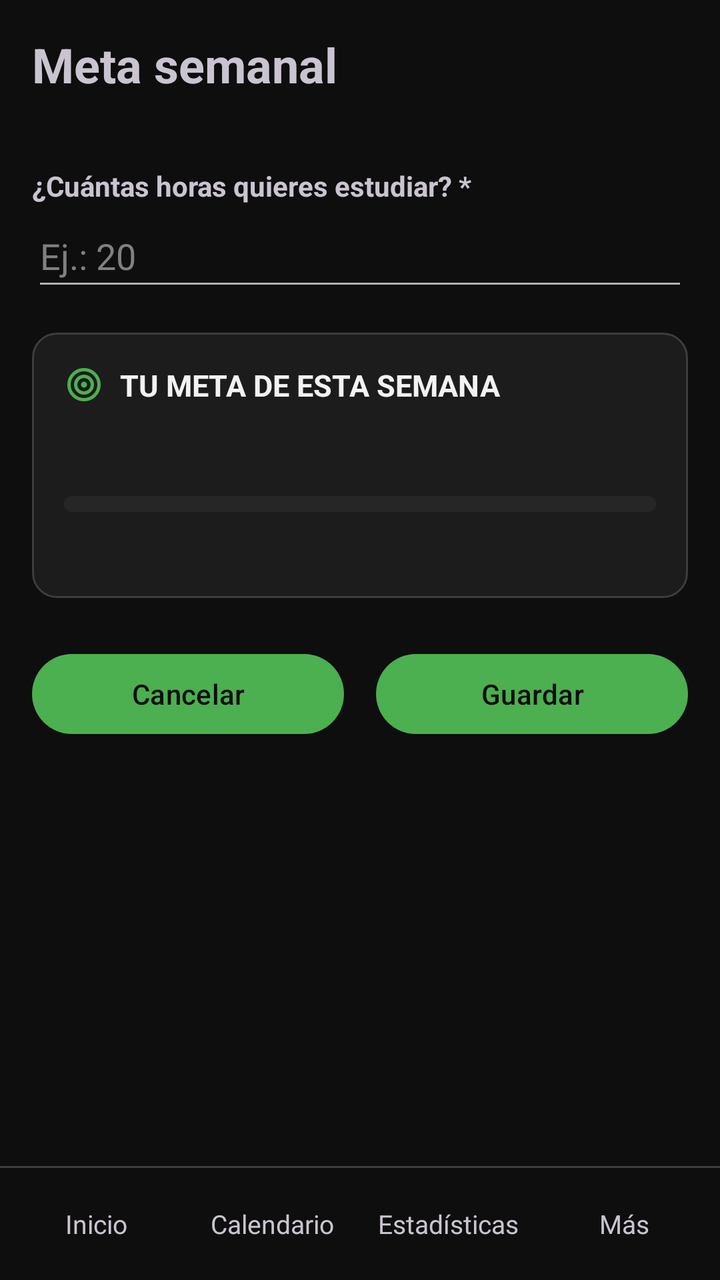
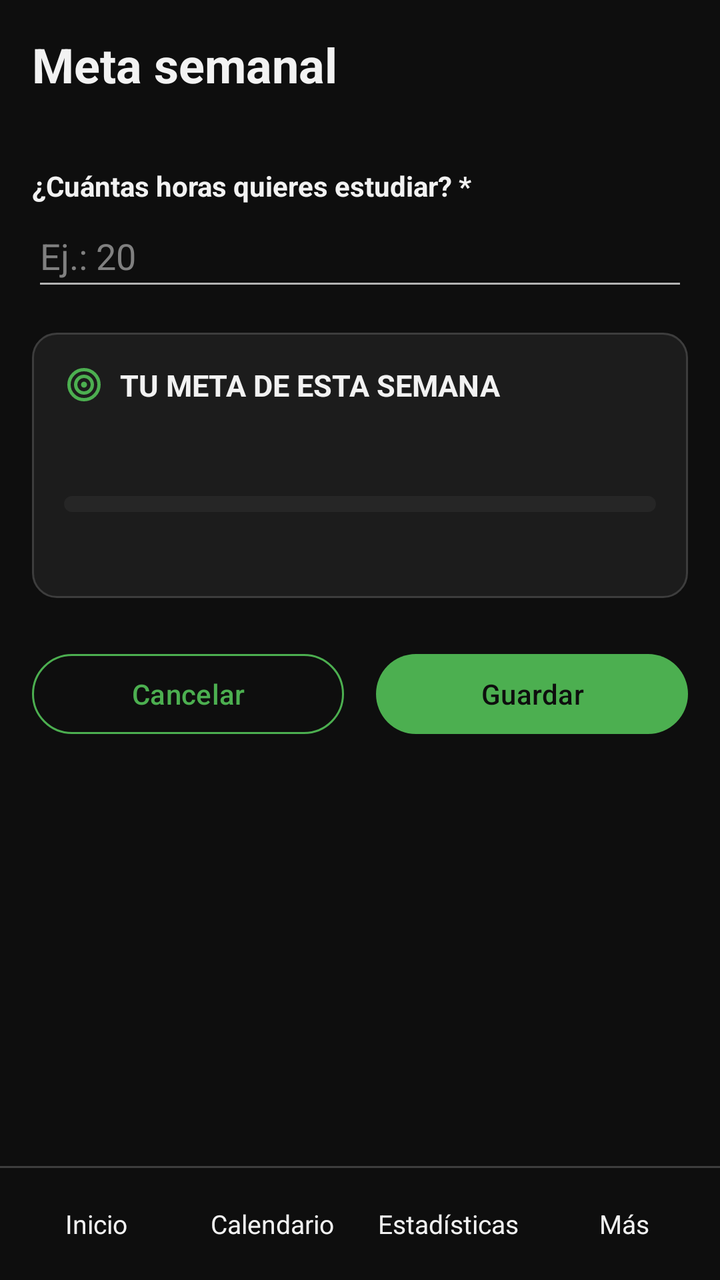

The first picture is an Android layout as it rendered before a commit; the second is the same layout after the commit. The layout source and the unified diff follow.
<!-- AndroidManifest.xml: application theme Theme.AgendaPersonal -->
<!-- res/layout/activity_meta.xml -->
<?xml version="1.0" encoding="utf-8"?>
<LinearLayout xmlns:android="http://schemas.android.com/apk/res/android"
    xmlns:tools="http://schemas.android.com/tools"
    android:id="@+id/main"
    android:layout_width="match_parent"
    android:layout_height="match_parent"
    android:orientation="vertical"
    tools:context=".vista.MetaActivity">

    
    <ScrollView
        android:layout_width="match_parent"
        android:layout_height="0dp"
        android:layout_weight="1">

        <LinearLayout
            android:layout_width="match_parent"
            android:layout_height="wrap_content"
            android:orientation="vertical"
            android:padding="16dp">

            
            <TextView
                android:layout_width="match_parent"
                android:layout_height="wrap_content"
                android:text="@string/titulo_meta"
                android:textSize="24sp"
                android:textStyle="bold" />

            
            <TextView
                android:id="@+id/tvSemana"
                android:layout_width="match_parent"
                android:layout_height="wrap_content"
                android:layout_marginBottom="16dp"
                android:textSize="14sp" />

            
            <TextView
                android:layout_width="wrap_content"
                android:layout_height="wrap_content"
                android:text="@string/etiqueta_horas"
                android:textStyle="bold" />

            <EditText
                android:id="@+id/etHoras"
                android:layout_width="match_parent"
                android:layout_height="wrap_content"
                android:layout_marginBottom="16dp"
                android:hint="@string/pista_horas"
                android:importantForAutofill="no"
                android:inputType="number"
                android:maxLength="3"
                android:minHeight="48dp" />

            
            <include layout="@layout/tarjeta_meta" />

            
            <LinearLayout
                android:layout_width="match_parent"
                android:layout_height="wrap_content"
                android:layout_marginTop="24dp"
                android:orientation="horizontal">

                <Button
                    android:id="@+id/btnCancelar"
                    android:layout_width="0dp"
                    android:layout_height="wrap_content"
                    android:layout_marginEnd="8dp"
                    android:layout_weight="1"
                    android:minHeight="48dp"
                    android:text="@string/btn_cancelar" />

                <Button
                    android:id="@+id/btnGuardar"
                    android:layout_width="0dp"
                    android:layout_height="wrap_content"
                    android:layout_marginStart="8dp"
                    android:layout_weight="1"
                    android:minHeight="48dp"
                    android:text="@string/btn_guardar" />
            </LinearLayout>
        </LinearLayout>
    </ScrollView>

    
    <include layout="@layout/menu_inferior" />
</LinearLayout>
<!-- res/layout/tarjeta_meta.xml (included above) -->
<?xml version="1.0" encoding="utf-8"?>
<LinearLayout xmlns:android="http://schemas.android.com/apk/res/android"
    android:id="@+id/tarjetaMeta"
    android:layout_width="match_parent"
    android:layout_height="wrap_content"
    android:background="@drawable/fondo_tarjeta"
    android:orientation="vertical"
    android:padding="16dp">

    
    <TextView
        android:id="@+id/tvTituloMeta"
        style="@style/TituloTarjeta"
        android:drawableStart="@drawable/ic_diana"
        android:text="@string/titulo_meta_semana" />

    
    <TextView
        android:id="@+id/tvProgreso"
        android:layout_width="match_parent"
        android:layout_height="wrap_content"
        android:textSize="28sp"
        android:textStyle="bold" />

    
    <ProgressBar
        android:id="@+id/pbMeta"
        style="?android:attr/progressBarStyleHorizontal"
        android:layout_width="match_parent"
        android:layout_height="8dp"
        android:layout_marginVertical="8dp"
        android:max="100"
        android:maxHeight="8dp"
        android:minHeight="8dp"
        android:progressDrawable="@drawable/barra_progreso" />

    
    <TextView
        android:id="@+id/tvMensajeMeta"
        android:layout_width="match_parent"
        android:layout_height="wrap_content"
        android:textSize="14sp" />
</LinearLayout>
<!-- res/layout/menu_inferior.xml (included above) -->
<?xml version="1.0" encoding="utf-8"?>
<LinearLayout xmlns:android="http://schemas.android.com/apk/res/android"
    android:layout_width="match_parent"
    android:layout_height="wrap_content"
    android:orientation="vertical">

    
    <View
        android:layout_width="match_parent"
        android:layout_height="1dp"
        android:background="@color/menu_linea" />

    
    <LinearLayout
        android:layout_width="match_parent"
        android:layout_height="wrap_content"
        android:orientation="horizontal"
        android:padding="4dp">

        <TextView
            android:id="@+id/menuInicio"
            style="@style/BotonMenu"
            android:text="@string/menu_inicio" />

        <TextView
            android:id="@+id/menuCalendario"
            style="@style/BotonMenu"
            android:text="@string/menu_calendario" />

        <TextView
            android:id="@+id/menuEstadisticas"
            style="@style/BotonMenu"
            android:text="@string/menu_estadisticas" />

        
        <TextView
            android:id="@+id/menuMas"
            style="@style/BotonMenu"
            android:text="@string/menu_mas" />
    </LinearLayout>
</LinearLayout>
<!-- resources referenced by this layout -->
<resources>
  <color name="menu_linea">@color/borde</color>
  <string name="btn_cancelar">Cancelar</string>
  <string name="btn_guardar">Guardar</string>
  <string name="etiqueta_horas">¿Cuántas horas quieres estudiar? *</string>
  <string name="menu_calendario">Calendario</string>
  <string name="menu_estadisticas">Estadísticas</string>
  <string name="menu_inicio">Inicio</string>
  <string name="menu_mas">Más</string>
  <string name="pista_horas">Ej.: 20</string>
  <string name="titulo_meta">Meta semanal</string>
  <string name="titulo_meta_semana">TU META DE ESTA SEMANA</string>
  <style name="Theme.AgendaPersonal" parent="Base.Theme.AgendaPersonal" />
  <color name="borde">#FF3D3D3D</color>
  <color name="tarjeta_alta">#FF262626</color>
  <color name="verde">#FF4CAF50</color>
  <color name="tarjeta">#FF1C1C1C</color>
  <color name="texto">#FFF2F2F2</color>
  <style name="Base.Theme.AgendaPersonal" parent="Theme.Material3.Dark.NoActionBar">
          
          <item name="colorPrimary">@color/verde</item>
          <item name="colorOnPrimary">@color/texto_sobre_verde</item>
          
          <item name="colorPrimaryContainer">@color/verde_oscuro</item>
          <item name="colorOnPrimaryContainer">@color/texto</item>
          
          <item name="colorSecondary">@color/verde</item>
          <item name="colorOnSecondary">@color/texto_sobre_verde</item>
          <item name="colorSecondaryContainer">@color/verde_oscuro</item>
          <item name="colorOnSecondaryContainer">@color/texto</item>
          <item name="colorTertiary">@color/verde</item>
          <item name="colorOnTertiary">@color/texto_sobre_verde</item>
          
          <item name="colorAccent">@color/verde</item>
  
          
          <item name="android:colorBackground">@color/fondo</item>
          <item name="android:windowBackground">@color/fondo</item>
          <item name="colorOnBackground">@color/texto</item>
          
          <item name="colorSurface">@color/fondo</item>
          <item name="colorOnSurface">@color/texto</item>
          <item name="colorSurfaceVariant">@color/tarjeta</item>
          <item name="colorOnSurfaceVariant">@color/texto_secundario</item>
          <item name="colorSurfaceContainerLowest">@color/fondo</item>
          <item name="colorSurfaceContainerLow">@color/tarjeta</item>
          <item name="colorSurfaceContainer">@color/tarjeta</item>
          <item name="colorSurfaceContainerHigh">@color/tarjeta_alta</item>
          <item name="colorSurfaceContainerHighest">@color/tarjeta_alta</item>
          
          <item name="colorOutline">@color/borde</item>
          <item name="colorOutlineVariant">@color/borde</item>
  
          
          <item name="android:textColorPrimary">@color/texto</item>
          <item name="android:textColorSecondary">@color/texto_secundario</item>
          <item name="android:textColorHint">@color/texto_pista</item>
      </style>
  <color name="texto_sobre_verde">#FF0E0E0E</color>
  <color name="verde_oscuro">#FF2E7D32</color>
  <color name="fondo">#FF0E0E0E</color>
  <color name="texto_secundario">#FFB3B3B3</color>
  <color name="texto_pista">#FF808080</color>
  <!-- unchanged entries left out for length: 5 -->
</resources>

<!-- the commit's change to res/layout/activity_meta.xml (unified diff, before → after) -->
@@ -65,6 +65,7 @@
 
                 <Button
                     android:id="@+id/btnCancelar"
+                    style="@style/BotonSecundario"
                     android:layout_width="0dp"
                     android:layout_height="wrap_content"
                     android:layout_marginEnd="8dp"
@@ -74,6 +75,7 @@
 
                 <Button
                     android:id="@+id/btnGuardar"
+                    style="@style/BotonPrincipal"
                     android:layout_width="0dp"
                     android:layout_height="wrap_content"
                     android:layout_marginStart="8dp"
@@ -109,6 +111,7 @@
         android:id="@+id/tvProgreso"
         android:layout_width="match_parent"
         android:layout_height="wrap_content"
+        android:textColor="@color/texto"
         android:textSize="28sp"
         android:textStyle="bold" />
 
<!-- resource entries referenced after the edit -->
@@ -11,6 +11,16 @@
   <string name="pista_horas">Ej.: 20</string>
   <string name="titulo_meta">Meta semanal</string>
   <string name="titulo_meta_semana">TU META DE ESTA SEMANA</string>
+  <style name="BotonPrincipal" parent="Widget.Material3.Button">
+          <item name="android:minHeight">48dp</item>
+          <item name="backgroundTint">@color/verde</item>
+          <item name="android:textColor">@color/texto_sobre_verde</item>
+      </style>
+  <style name="BotonSecundario" parent="Widget.Material3.Button.OutlinedButton">
+          <item name="android:minHeight">48dp</item>
+          <item name="strokeColor">@color/verde</item>
+          <item name="android:textColor">@color/verde</item>
+      </style>
   <style name="Theme.AgendaPersonal" parent="Base.Theme.AgendaPersonal" />
   <color name="borde">#FF3D3D3D</color>
   <color name="tarjeta_alta">#FF262626</color>
@@ -56,6 +66,9 @@
           <item name="android:textColorPrimary">@color/texto</item>
           <item name="android:textColorSecondary">@color/texto_secundario</item>
           <item name="android:textColorHint">@color/texto_pista</item>
+          
+          <item name="android:textColorTertiary">@color/texto</item>
+          <item name="android:textColorPrimaryDisableOnly">@color/texto</item>
       </style>
   <color name="texto_sobre_verde">#FF0E0E0E</color>
   <color name="verde_oscuro">#FF2E7D32</color>
